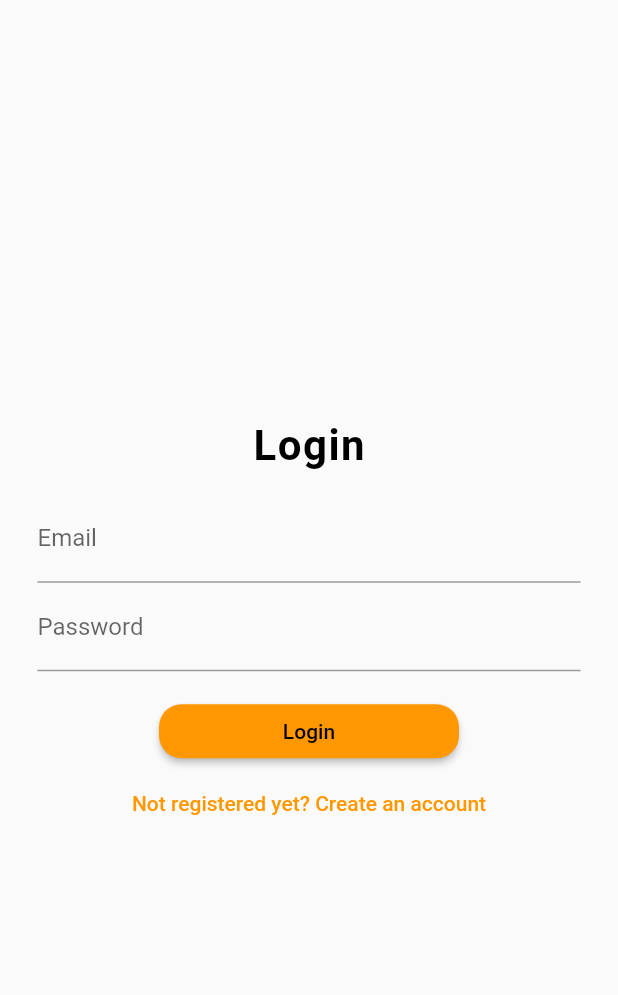
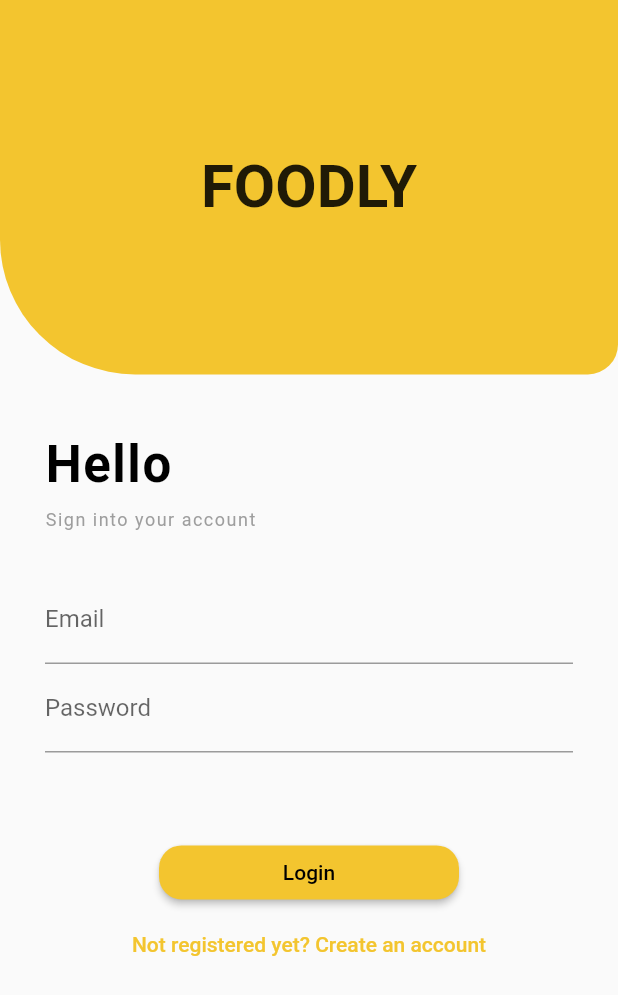
Before and after one commit to IvanaGeorgievaa/foodly, a Flutter app: the screen it shows after launch, on a phone screen of 412 x 824 dp. Shown: the top 995 px of the screen. Run offline on Flutter 3.47's test engine with Material 2 defaults, Android fonts, the phone set to English and light mode, and no system bars; our stand-ins replace firebase_auth, firebase_core, google_fonts; accounts and stored records are empty; Roboto replaces fonts that are missing (RobotoMono).

Commit message:
Login and Register changed

```diff
--- a/lib/pages/login_register_page.dart
+++ b/lib/pages/login_register_page.dart
@@ -1,5 +1,6 @@
 import 'package:flutter/material.dart';
 import 'package:firebase_auth/firebase_auth.dart';
+import 'package:google_fonts/google_fonts.dart';
 import '../Authentication/auth.dart';
 
 class LoginPage extends StatefulWidget {
@@ -43,19 +44,65 @@ class _LoginPageState extends State<LoginPage> {
   }
 
   Widget _title() {
-    return const Center(child: Text('Foodly Auth'));
+    return const Padding(
+      padding: EdgeInsets.only(top: 20.0),
+      child: Center(child: Text('Foodly Auth')),
+    );
+  }
+
+  Widget _container() {
+    Size size = MediaQuery.of(context).size;
+    return Container(
+        height: size.height * 0.4 - 80,
+        decoration: const BoxDecoration(
+          borderRadius: BorderRadius.only(
+              bottomLeft: Radius.circular(90),
+              bottomRight: Radius.circular(20)),
+          color: Color.fromARGB(255, 243, 197, 47),
+        ),
+        child: const Center(
+          // ignore: unnecessary_const
+          child: Text(
+            'FOODLY',
+            style: TextStyle(
+                fontSize: 40,
+                fontWeight: FontWeight.bold,
+                fontFamily: 'RobotoMono'),
+          ),
+        ));
   }
 
   Widget _titleText() {
-    return Padding(
-      padding: const EdgeInsets.all(16.0),
-      child: Text(isLogin ? 'Login' : 'Register',
-          style: const TextStyle(
-              fontSize: 28,
+    return Container(
+      alignment: Alignment.topLeft,
+      child: const Padding(
+        padding: EdgeInsets.only(top: 40.0, left: 30.0),
+        child: Text("Hello",
+            textAlign: TextAlign.left,
+            style: TextStyle(
+                fontSize: 34,
                 color: Colors.black,
                 fontWeight: FontWeight.bold,
                 letterSpacing: 1,
                 fontFamily: 'RobotoMono')),
+      ),
+    );
+  }
+
+  Widget _underText() {
+    return Container(
+      alignment: Alignment.topLeft,
+      child: Padding(
+        padding: const EdgeInsets.only(top: 10.0, left: 30.0, bottom: 30.0),
+        child: Text(
+            isLogin ? 'Sign into your account' : 'Create your account below!',
+            style: const TextStyle(
+                fontSize: 12,
+                color: Colors.grey,
+                fontWeight: FontWeight.normal,
+                letterSpacing: 1,
+                fontFamily: 'RobotoMono')),
+      ),
     );
   }
 
@@ -63,10 +110,13 @@ class _LoginPageState extends State<LoginPage> {
     String title,
     TextEditingController controller,
   ) {
-    return TextField(
+    return Padding(
+      padding: const EdgeInsets.only(right: 30, left: 30),
+      child: TextField(
         controller: controller,
         decoration: InputDecoration(
           labelText: title,
+        ),
       ),
     );
   }
@@ -75,11 +125,14 @@ class _LoginPageState extends State<LoginPage> {
     String title,
     TextEditingController controller,
   ) {
-    return TextField(
+    return Padding(
+      padding: const EdgeInsets.only(right: 30, left: 30),
+      child: TextField(
         obscureText: true,
         controller: controller,
         decoration: InputDecoration(
           labelText: title,
+        ),
       ),
     );
   }
@@ -89,18 +142,23 @@ class _LoginPageState extends State<LoginPage> {
   }
 
   Widget _submitButton() {
-    return SizedBox(
+    return Padding(
+      padding: const EdgeInsets.only(top: 40.0),
+      child: SizedBox(
         width: 200,
         child: ElevatedButton(
             onPressed: isLogin
                 ? signInWithEmailAndPassword
                 : createUserWithEmailAndPassword,
             style: ButtonStyle(
+                backgroundColor: MaterialStateProperty.all<Color>(
+                    const Color.fromARGB(255, 243, 197, 47)),
                 shape: MaterialStateProperty.all<RoundedRectangleBorder>(
                     RoundedRectangleBorder(
                   borderRadius: BorderRadius.circular(15.0),
                 ))),
             child: Text(isLogin ? 'Login' : 'Register')),
+      ),
     );
   }
 
@@ -111,24 +169,24 @@ class _LoginPageState extends State<LoginPage> {
           isLogin = !isLogin;
         });
       },
-      child: Text(isLogin
+      child: Text(
+        isLogin
             ? 'Not registered yet? Create an account'
-          : 'Already registered? Log in'),
+            : 'Already registered? Log in',
+        style: const TextStyle(color: Color.fromARGB(255, 243, 197, 47)),
+      ),
     );
   }
 
   @override
   Widget build(BuildContext context) {
+    Size size = MediaQuery.of(context).size;
     return Scaffold(
-      body: Container(
-        height: double.infinity,
-        width: double.infinity,
-        padding: const EdgeInsets.all(25),
-        child: Column(
-          crossAxisAlignment: CrossAxisAlignment.center,
-          mainAxisAlignment: MainAxisAlignment.center,
+      body: Column(
         children: <Widget>[
+          _container(),
           _titleText(),
+          _underText(),
           _entryFieldEmail('Email', _controllerEmail),
           _entryFieldPassword('Password', _controllerPassword),
           _errorMessage(),
@@ -136,7 +194,6 @@ class _LoginPageState extends State<LoginPage> {
           _loginOrRegisterButton(),
         ],
       ),
-      ),
     );
   }
 }
--- a/pubspec.yaml
+++ b/pubspec.yaml
@@ -36,6 +36,7 @@ dependencies:
   # The following adds the Cupertino Icons font to your application.
   # Use with the CupertinoIcons class for iOS style icons.
   cupertino_icons: ^1.0.2
+  google_fonts: ^2.0.0
   firebase_core: ^2.4.1
   firebase_auth: ^4.2.5
 
```
Also changed, not shown: pubspec.lock, 1 other file. Lines whose indentation alone changed are shown as unchanged.
